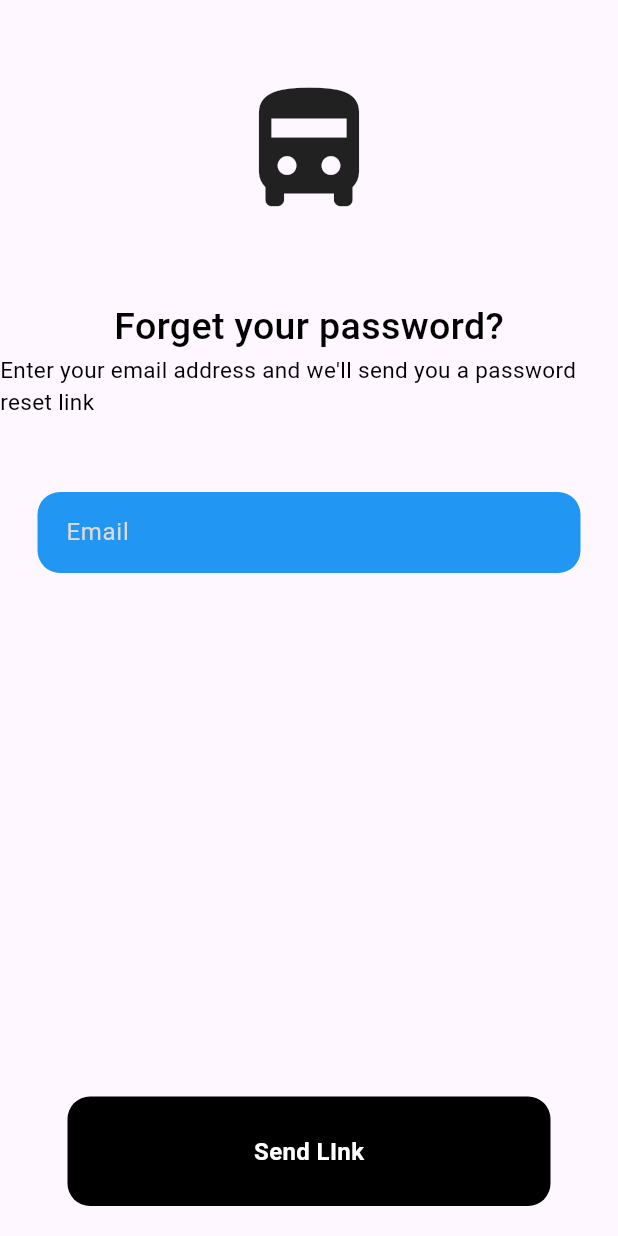
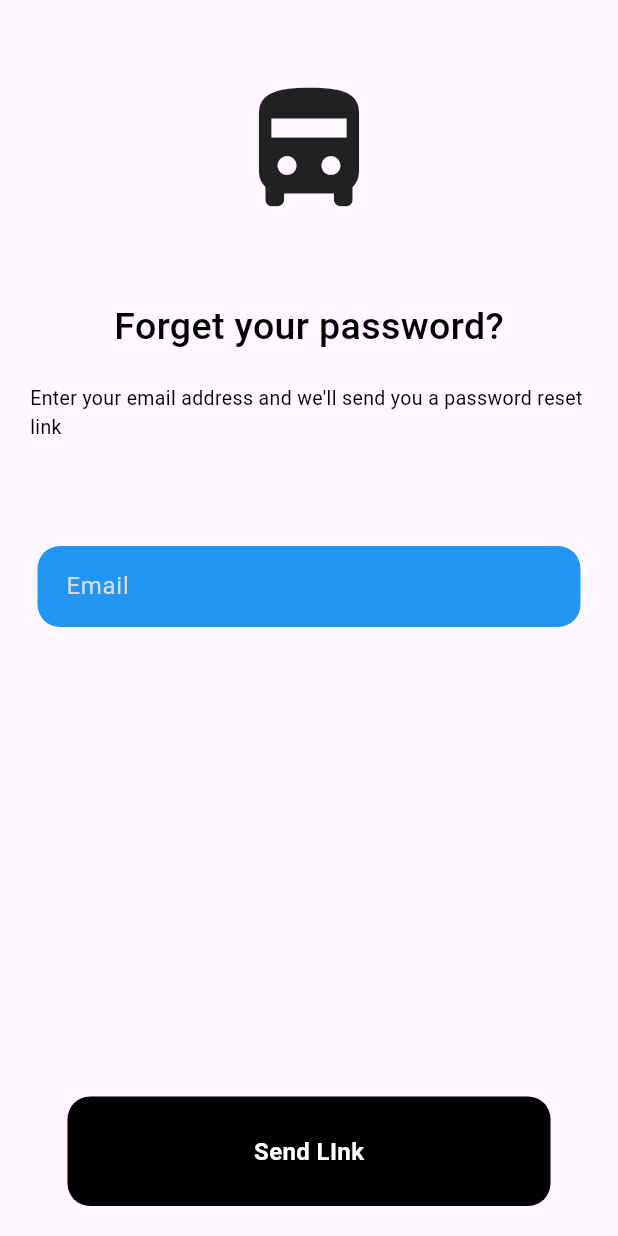
Before and after one commit to HXong/Bussin-Buses, a Flutter app: the ForgetpasswordPage screen opened by its route, on a phone screen of 412 x 824 dp. Run offline on Flutter 3.47's test engine with Material 3 defaults, Android fonts, the phone set to English and light mode, and no system bars; our stand-ins replace supabase_flutter; accounts and stored records are empty.

Commit message:
Fix abit of padding

```diff
--- a/frontend/lib/pages/forgetPassword_page.dart
+++ b/frontend/lib/pages/forgetPassword_page.dart
@@ -59,12 +59,15 @@ class _ForgetpasswordPageState extends State<ForgetpasswordPage> {
                 ),
               ),
 
-              const Text(
-                "Enter your email address and we'll send you a password reset link",
-                style: TextStyle(color: Colors.black, fontSize: 15),
+              Padding(
+                padding: const EdgeInsets.all(20.0),
+                child: Text(
+                  "Enter your email address and we'll send you a password reset link",
+                  style: TextStyle(color: Colors.black, fontSize: 13),
+                ),
               ),
 
-              const SizedBox(height: 50),
+              const  SizedBox(height: 50),
 
               // email
               InputtextComponent(
--- a/frontend/lib/pages/register_page.dart
+++ b/frontend/lib/pages/register_page.dart
@@ -31,7 +31,7 @@ class _RegisterPageState extends State<RegisterPage> {
     }
 
     try {
-      // SignUp Functino from auth_service
+      // SignUp Function from auth_service
       await authService.signUp(email, password);
       ScaffoldMessenger.of(context).showSnackBar(
         SnackBar(
@@ -53,7 +53,7 @@ class _RegisterPageState extends State<RegisterPage> {
   Widget build(BuildContext context) {
     return Scaffold(
       body: SafeArea(
-        child: Center(
+        child: SingleChildScrollView(
           child: Column(
             mainAxisAlignment: MainAxisAlignment.center,
             mainAxisSize: MainAxisSize.min,
@@ -101,7 +101,6 @@ class _RegisterPageState extends State<RegisterPage> {
                 obscureText: true,
               ),
 
-              // const Spacer(),
             ],
           ),
         ),
```
